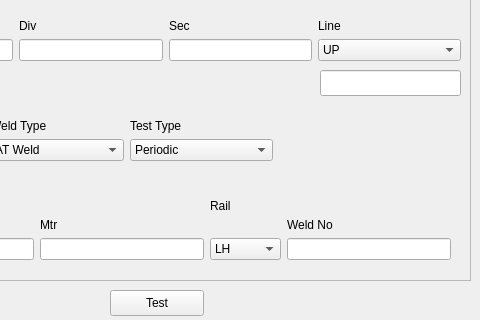
This is testdetail0.ui in parashyd/WeldTester as Qt 5 draws it before an edit; both pictures show x 160 to 640 and y 160 to 480 of the 640 by 480 pixel window. The edited form follows.
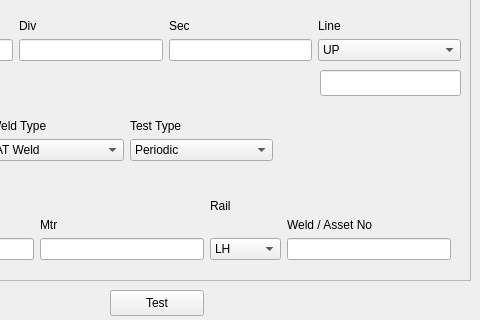
This is the edited form.

The edit to the form file:
```diff
--- a/testdetail0.ui
+++ b/testdetail0.ui
@@ -417,7 +417,7 @@
      <item row="1" column="3">
       <widget class="QLabel" name="label_weldno">
        <property name="text">
-        <string>Weld No</string>
+        <string>Weld / Asset No</string>
        </property>
        <property name="alignment">
         <set>Qt::AlignmentFlag::AlignBottom|Qt::AlignmentFlag::AlignLeading|Qt::AlignmentFlag::AlignLeft</set>
```
